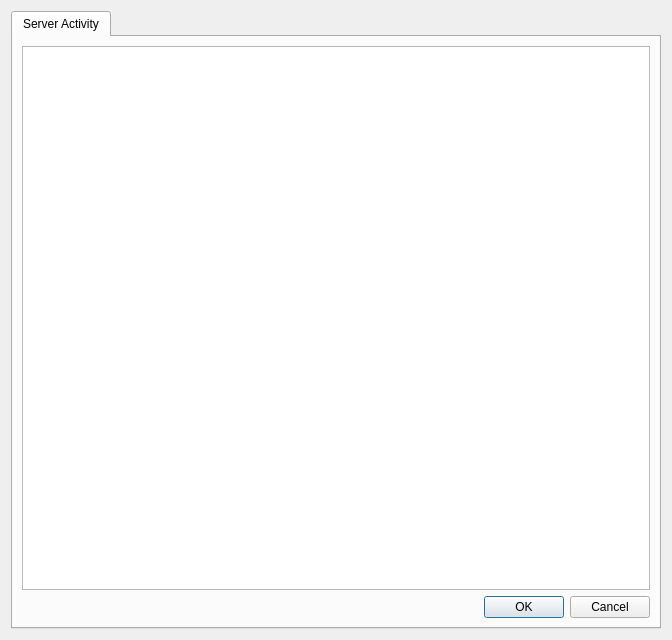
Before: the Qt Designer form src/gui/activitywidget.ui in nextcloud/desktop, drawn with Qt 5.
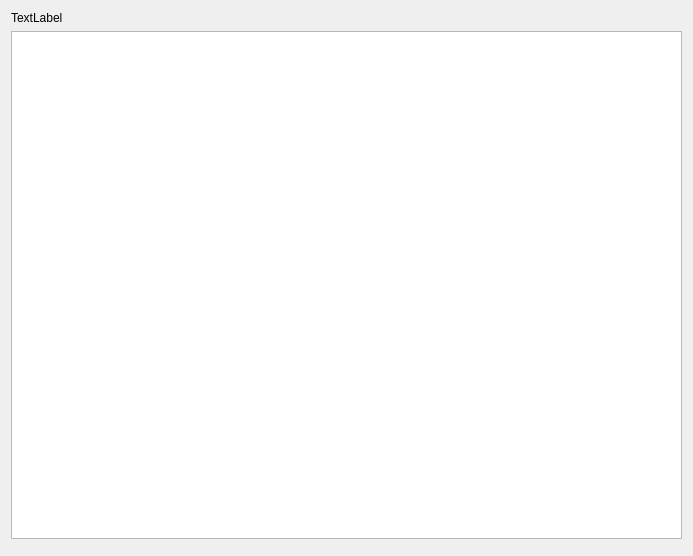
After: the same form once the commit is applied.

Commit message: Activity: Unify the GUI, and reactivate copy to clipboard for all.

```diff
--- a/src/gui/activitywidget.ui
+++ b/src/gui/activitywidget.ui
@@ -6,44 +6,27 @@
    <rect>
     <x>0</x>
     <y>0</y>
-    <width>672</width>
-    <height>640</height>
+    <width>693</width>
+    <height>556</height>
    </rect>
   </property>
   <property name="windowTitle">
    <string>Form</string>
   </property>
-  <layout class="QGridLayout" name="gridLayout_2">
-   <item row="0" column="1">
-    <widget class="QTabWidget" name="_tabWidget">
-     <property name="tabShape">
-      <enum>QTabWidget::Rounded</enum>
+  <layout class="QGridLayout" name="gridLayout">
+   <item row="0" column="0">
+    <widget class="QLabel" name="_headerLabel">
+     <property name="text">
+      <string>TextLabel</string>
      </property>
-     <property name="currentIndex">
-      <number>0</number>
-     </property>
-     <property name="elideMode">
-      <enum>Qt::ElideMiddle</enum>
-     </property>
-     <widget class="QWidget" name="protocolTab">
-      <attribute name="title">
-       <string>Server Activity</string>
-      </attribute>
-      <layout class="QGridLayout" name="gridLayout">
-       <item row="0" column="0">
-        <widget class="QListView" name="_activityList"/>
-       </item>
-       <item row="1" column="0">
-        <widget class="QDialogButtonBox" name="_dialogButtonBox">
-         <property name="standardButtons">
-          <set>QDialogButtonBox::Cancel|QDialogButtonBox::Ok</set>
-         </property>
-        </widget>
-       </item>
-      </layout>
-     </widget>
     </widget>
    </item>
+   <item row="1" column="0">
+    <widget class="QListView" name="_activityList"/>
+   </item>
+   <item row="2" column="0">
+    <widget class="QDialogButtonBox" name="_dialogButtonBox"/>
+   </item>
   </layout>
  </widget>
  <resources/>
```
Left out of the diff: 4 changed lines with no effect on the pictures. The commit also changes 7 other files.
